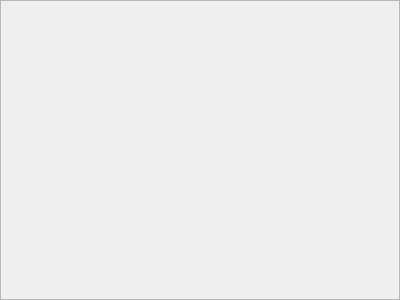
Old version of the form People/f_addsupplier.ui in the repository ashraf-kx/stock-manager.
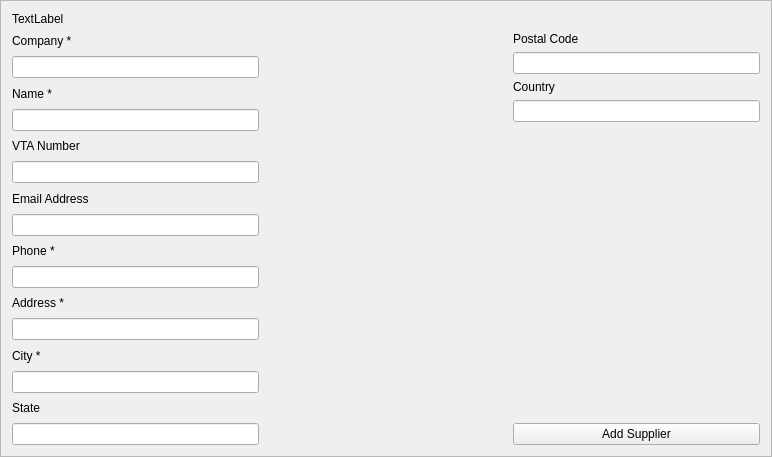
New version of the form.

Commit message:
Create GUIs for (Users/Suppliers/Billers/Customers)
Inputs to manage People in General

```diff
--- a/People/f_addsupplier.ui
+++ b/People/f_addsupplier.ui
@@ -9,8 +9,8 @@
    <rect>
     <x>0</x>
     <y>0</y>
-    <width>400</width>
-    <height>300</height>
+    <width>772</width>
+    <height>457</height>
    </rect>
   </property>
   <property name="frameShape">
@@ -19,5 +19,199 @@
   <property name="windowTitle">
    <string>Frame</string>
   </property>
+  <property name="frameShape">
+   <enum>QFrame::StyledPanel</enum>
+  </property>
+  <property name="frameShadow">
+   <enum>QFrame::Raised</enum>
+  </property>
+  <layout class="QVBoxLayout" name="verticalLayout">
+   <item>
+    <widget class="QLabel" name="label">
+     <property name="text">
+      <string>TextLabel</string>
+     </property>
+    </widget>
+   </item>
+   <item>
+    <layout class="QHBoxLayout" name="layoutMain">
+     <item>
+      <layout class="QVBoxLayout" name="layoutLeftSide">
+       <item>
+        <widget class="QLabel" name="L_company">
+         <property name="text">
+          <string>Company *</string>
+         </property>
+        </widget>
+       </item>
+       <item>
+        <widget class="QLineEdit" name="Le_company">
+         <property name="maxLength">
+          <number>255</number>
+         </property>
+        </widget>
+       </item>
+       <item>
+        <widget class="QLabel" name="L_name">
+         <property name="text">
+          <string>Name *</string>
+         </property>
+        </widget>
+       </item>
+       <item>
+        <widget class="QLineEdit" name="Le_name">
+         <property name="maxLength">
+          <number>50</number>
+         </property>
+        </widget>
+       </item>
+       <item>
+        <widget class="QLabel" name="L_vtaNumber">
+         <property name="text">
+          <string>VTA Number</string>
+         </property>
+        </widget>
+       </item>
+       <item>
+        <widget class="QLineEdit" name="Le_vtaNumber"/>
+       </item>
+       <item>
+        <widget class="QLabel" name="L_email">
+         <property name="text">
+          <string>Email Address</string>
+         </property>
+        </widget>
+       </item>
+       <item>
+        <widget class="QLineEdit" name="Le_email">
+         <property name="maxLength">
+          <number>255</number>
+         </property>
+        </widget>
+       </item>
+       <item>
+        <widget class="QLabel" name="L_phone">
+         <property name="text">
+          <string>Phone *</string>
+         </property>
+        </widget>
+       </item>
+       <item>
+        <widget class="QLineEdit" name="Le_phone">
+         <property name="maxLength">
+          <number>20</number>
+         </property>
+        </widget>
+       </item>
+       <item>
+        <widget class="QLabel" name="L_address">
+         <property name="text">
+          <string>Address *</string>
+         </property>
+        </widget>
+       </item>
+       <item>
+        <widget class="QLineEdit" name="Le_address">
+         <property name="maxLength">
+          <number>50</number>
+         </property>
+        </widget>
+       </item>
+       <item>
+        <widget class="QLabel" name="L_city">
+         <property name="text">
+          <string>City *</string>
+         </property>
+        </widget>
+       </item>
+       <item>
+        <widget class="QLineEdit" name="Le_city">
+         <property name="maxLength">
+          <number>50</number>
+         </property>
+         <property name="echoMode">
+          <enum>QLineEdit::Password</enum>
+         </property>
+        </widget>
+       </item>
+       <item>
+        <widget class="QLabel" name="L_state">
+         <property name="text">
+          <string>State</string>
+         </property>
+        </widget>
+       </item>
+       <item>
+        <widget class="QLineEdit" name="Le_state">
+         <property name="maxLength">
+          <number>50</number>
+         </property>
+         <property name="echoMode">
+          <enum>QLineEdit::Password</enum>
+         </property>
+        </widget>
+       </item>
+      </layout>
+     </item>
+     <item>
+      <spacer name="horizontalSpacer">
+       <property name="orientation">
+        <enum>Qt::Horizontal</enum>
+       </property>
+       <property name="sizeHint" stdset="0">
+        <size>
+         <width>40</width>
+         <height>20</height>
+        </size>
+       </property>
+      </spacer>
+     </item>
+     <item>
+      <layout class="QVBoxLayout" name="layoutRightSide">
+       <item>
+        <widget class="QLabel" name="L_postalCode">
+         <property name="text">
+          <string>Postal Code</string>
+         </property>
+        </widget>
+       </item>
+       <item>
+        <widget class="QLineEdit" name="Le_postalCode"/>
+       </item>
+       <item>
+        <widget class="QLabel" name="L_country">
+         <property name="text">
+          <string>Country</string>
+         </property>
+        </widget>
+       </item>
+       <item>
+        <widget class="QLineEdit" name="LE_country"/>
+       </item>
+       <item>
+        <spacer name="verticalSpacer">
+         <property name="orientation">
+          <enum>Qt::Vertical</enum>
+         </property>
+         <property name="sizeHint" stdset="0">
+          <size>
+           <width>20</width>
+           <height>40</height>
+          </size>
+         </property>
+        </spacer>
+       </item>
+       <item>
+        <widget class="QPushButton" name="Bt_addSupplier">
+         <property name="text">
+          <string>Add Supplier</string>
+         </property>
+        </widget>
+       </item>
+      </layout>
+     </item>
+    </layout>
+   </item>
+  </layout>
  </widget>
 </ui>
```
Left out of the diff: 10 changed lines with no effect on the pictures. The commit also changes 6 other files.
